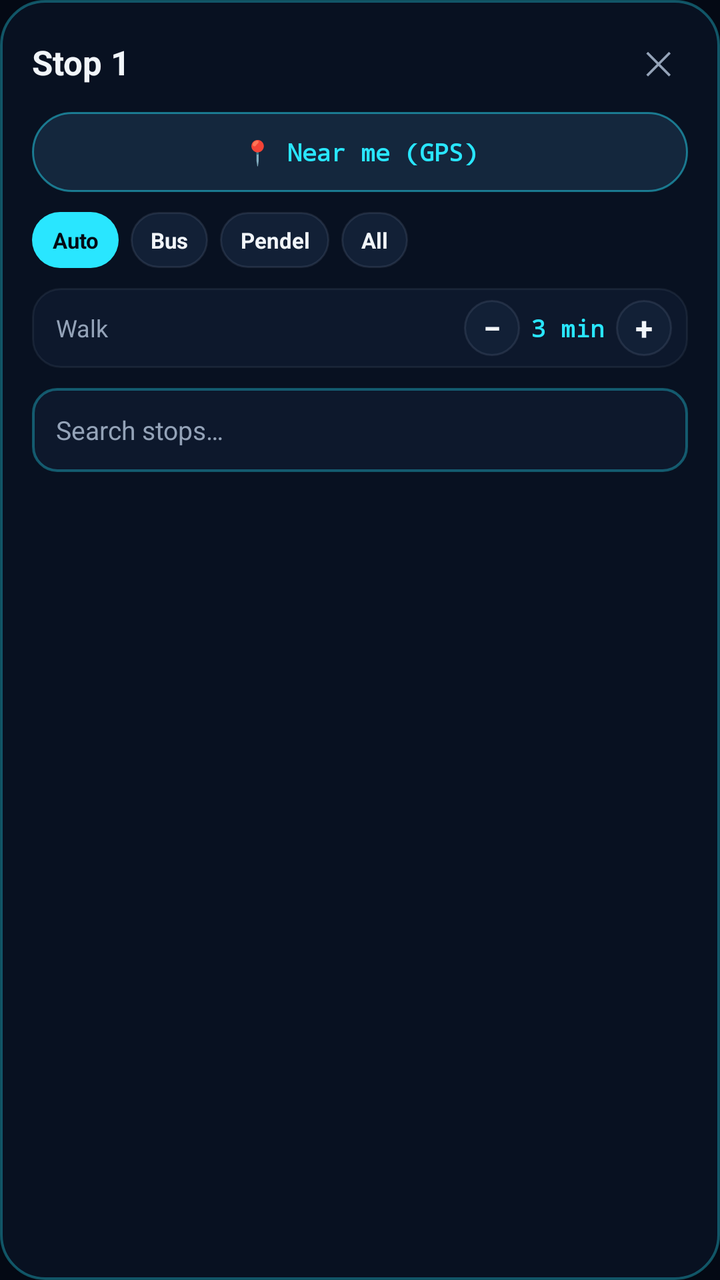
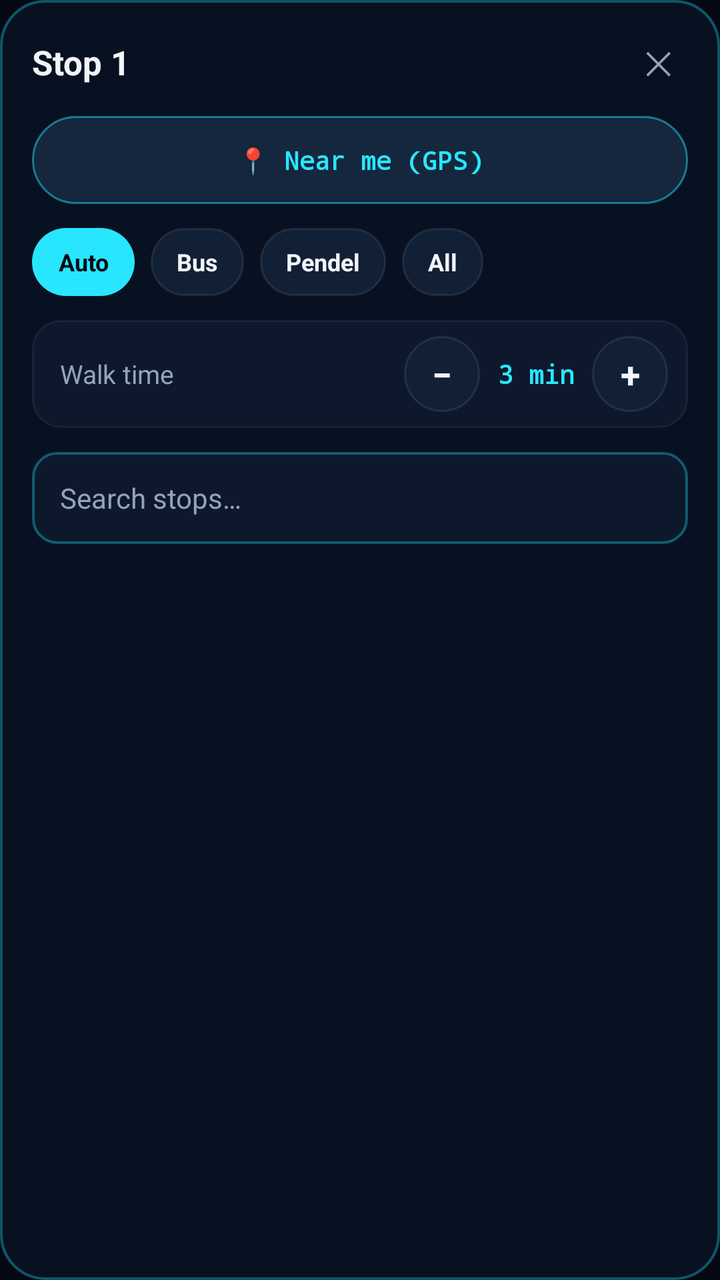

The first picture is an Android layout as it rendered before a commit; the second is the same layout after the commit. The layout source and the unified diff follow.
<!-- AndroidManifest.xml: application theme Theme.TRadar -->
<!-- res/layout/dialog_station_picker.xml -->
<?xml version="1.0" encoding="utf-8"?>
<LinearLayout xmlns:android="http://schemas.android.com/apk/res/android"
    android:layout_width="match_parent"
    android:layout_height="wrap_content"
    android:background="@drawable/dialog_card_bg"
    android:orientation="vertical"
    android:padding="16dp">

    <LinearLayout
        android:layout_width="match_parent"
        android:layout_height="wrap_content"
        android:gravity="center_vertical"
        android:orientation="horizontal">

        <TextView
            android:id="@+id/picker_title"
            android:layout_width="0dp"
            android:layout_height="wrap_content"
            android:layout_weight="1"
            android:text="Stop 1"
            android:textColor="@color/text_primary"
            android:textSize="17sp"
            android:textStyle="bold" />

        <TextView
            android:id="@+id/picker_remove"
            android:layout_width="wrap_content"
            android:layout_height="wrap_content"
            android:layout_marginEnd="10dp"
            android:fontFamily="monospace"
            android:padding="4dp"
            android:text="REMOVE"
            android:textColor="@color/rose_cancel"
            android:textSize="11sp"
            android:textStyle="bold"
            android:visibility="gone" />

        <TextView
            android:id="@+id/picker_close"
            android:layout_width="30dp"
            android:layout_height="30dp"
            android:gravity="center"
            android:text="✕"
            android:textColor="@color/text_secondary"
            android:textSize="16sp" />
    </LinearLayout>

    
    <TextView
        android:id="@+id/pk_use_near_me"
        android:layout_width="match_parent"
        android:layout_height="40dp"
        android:layout_marginTop="10dp"
        android:background="@drawable/chip_radar_bg"
        android:fontFamily="monospace"
        android:gravity="center"
        android:text="📍 Near me (GPS)"
        android:textColor="@color/cyan_accent"
        android:textSize="12sp"
        android:textStyle="bold" />

    
    <LinearLayout
        android:layout_width="match_parent"
        android:layout_height="wrap_content"
        android:layout_marginTop="10dp"
        android:orientation="horizontal">

        <TextView
            android:id="@+id/pk_auto"
            android:layout_width="wrap_content"
            android:layout_height="28dp"
            android:layout_marginEnd="6dp"
            android:background="@drawable/chip_active"
            android:gravity="center"
            android:paddingStart="10dp"
            android:paddingEnd="10dp"
            android:text="Auto"
            android:textColor="@color/bg_dark"
            android:textSize="11sp"
            android:textStyle="bold" />

        <TextView
            android:id="@+id/pk_bus"
            android:layout_width="wrap_content"
            android:layout_height="28dp"
            android:layout_marginEnd="6dp"
            android:background="@drawable/chip_idle"
            android:gravity="center"
            android:paddingStart="10dp"
            android:paddingEnd="10dp"
            android:text="Bus"
            android:textColor="@color/text_primary"
            android:textSize="11sp"
            android:textStyle="bold" />

        <TextView
            android:id="@+id/pk_pendel"
            android:layout_width="wrap_content"
            android:layout_height="28dp"
            android:layout_marginEnd="6dp"
            android:background="@drawable/chip_idle"
            android:gravity="center"
            android:paddingStart="10dp"
            android:paddingEnd="10dp"
            android:text="Pendel"
            android:textColor="@color/text_primary"
            android:textSize="11sp"
            android:textStyle="bold" />

        <TextView
            android:id="@+id/pk_all"
            android:layout_width="wrap_content"
            android:layout_height="28dp"
            android:background="@drawable/chip_idle"
            android:gravity="center"
            android:paddingStart="10dp"
            android:paddingEnd="10dp"
            android:text="All"
            android:textColor="@color/text_primary"
            android:textSize="11sp"
            android:textStyle="bold" />
    </LinearLayout>

    
    <LinearLayout
        android:layout_width="match_parent"
        android:layout_height="wrap_content"
        android:layout_marginTop="10dp"
        android:background="@drawable/app_row_bg"
        android:gravity="center_vertical"
        android:orientation="horizontal"
        android:paddingStart="12dp"
        android:paddingTop="6dp"
        android:paddingEnd="8dp"
        android:paddingBottom="6dp">

        <TextView
            android:layout_width="0dp"
            android:layout_height="wrap_content"
            android:layout_weight="1"
            android:text="Walk"
            android:textColor="@color/text_secondary"
            android:textSize="12sp" />

        <TextView
            android:id="@+id/pk_walk_minus"
            android:layout_width="28dp"
            android:layout_height="28dp"
            android:background="@drawable/chip_idle"
            android:gravity="center"
            android:text="−"
            android:textColor="@color/text_primary"
            android:textSize="16sp"
            android:textStyle="bold" />

        <TextView
            android:id="@+id/pk_walk_val"
            android:layout_width="48dp"
            android:layout_height="wrap_content"
            android:fontFamily="monospace"
            android:gravity="center"
            android:text="3 min"
            android:textColor="@color/cyan_accent"
            android:textSize="12sp"
            android:textStyle="bold" />

        <TextView
            android:id="@+id/pk_walk_plus"
            android:layout_width="28dp"
            android:layout_height="28dp"
            android:background="@drawable/chip_idle"
            android:gravity="center"
            android:text="+"
            android:textColor="@color/text_primary"
            android:textSize="16sp"
            android:textStyle="bold" />
    </LinearLayout>

    <EditText
        android:id="@+id/picker_search"
        android:layout_width="match_parent"
        android:layout_height="42dp"
        android:layout_marginTop="10dp"
        android:background="@drawable/input_bg"
        android:hint="Search stops…"
        android:imeOptions="actionSearch"
        android:inputType="text"
        android:maxLines="1"
        android:paddingStart="12dp"
        android:paddingEnd="12dp"
        android:textColor="@color/text_primary"
        android:textColorHint="@color/text_secondary"
        android:textSize="13sp" />

    <ListView
        android:id="@+id/picker_list"
        android:layout_width="match_parent"
        android:layout_height="240dp"
        android:layout_marginTop="10dp"
        android:divider="@android:color/transparent"
        android:dividerHeight="6dp" />

</LinearLayout>
<!-- resources referenced by this layout -->
<resources>
  <color name="bg_dark">#040914</color>
  <color name="cyan_accent">#29E6FF</color>
  <color name="rose_cancel">#FB7185</color>
  <color name="text_primary">#F1F5F9</color>
  <color name="text_secondary">#94A3B8</color>
  <!-- drawable app_row_bg (drawable) -->
  <?xml version="1.0" encoding="utf-8"?>
  <shape xmlns:android="http://schemas.android.com/apk/res/android"
      android:shape="rectangle">
      <solid android:color="#0D182C" />
      <stroke android:width="1dp" android:color="#1A94A3B8" />
      <corners android:radius="14dp" />
  </shape>
  <!-- drawable chip_active (drawable) -->
  <?xml version="1.0" encoding="utf-8"?>
  <shape xmlns:android="http://schemas.android.com/apk/res/android"
      android:shape="rectangle">
      <solid android:color="#29E6FF" />
      <corners android:radius="999dp" />
  </shape>
  <!-- drawable chip_idle (drawable) -->
  <?xml version="1.0" encoding="utf-8"?>
  <shape xmlns:android="http://schemas.android.com/apk/res/android"
      android:shape="rectangle">
      <solid android:color="#122036" />
      <stroke android:width="1dp" android:color="#2694A3B8" />
      <corners android:radius="999dp" />
  </shape>
  <!-- drawable chip_radar_bg (drawable) -->
  <?xml version="1.0" encoding="utf-8"?>
  <shape xmlns:android="http://schemas.android.com/apk/res/android"
      android:shape="rectangle">
      <solid android:color="#14273D" />
      <stroke android:width="1dp" android:color="#7729E6FF" />
      <corners android:radius="999dp" />
  </shape>
  <!-- drawable dialog_card_bg (drawable) -->
  <?xml version="1.0" encoding="utf-8"?>
  <shape xmlns:android="http://schemas.android.com/apk/res/android"
      android:shape="rectangle">
      <solid android:color="#081121" />
      <stroke android:width="1.2dp" android:color="#5529E6FF" />
      <corners android:radius="22dp" />
  </shape>
  <!-- drawable input_bg (drawable) -->
  <?xml version="1.0" encoding="utf-8"?>
  <shape xmlns:android="http://schemas.android.com/apk/res/android"
      android:shape="rectangle">
      <solid android:color="#0D182C" />
      <stroke android:width="1.2dp" android:color="#5529E6FF" />
      <corners android:radius="12dp" />
  </shape>
  <style name="Theme.TRadar" parent="Theme.AppCompat.DayNight.NoActionBar">
          <item name="colorPrimary">@color/cyan_accent</item>
          <item name="colorPrimaryDark">@color/bg_dark</item>
          <item name="colorAccent">@color/cyan_accent</item>
          <item name="android:windowBackground">@color/bg_dark</item>
          <item name="android:statusBarColor">@color/bg_dark</item>
          <item name="android:navigationBarColor">@color/bg_dark</item>
      </style>
</resources>

<!-- the commit's change to res/layout/dialog_station_picker.xml (unified diff, before → after) -->
@@ -49,76 +49,76 @@
     <TextView
         android:id="@+id/pk_use_near_me"
         android:layout_width="match_parent"
-        android:layout_height="40dp"
-        android:layout_marginTop="10dp"
+        android:layout_height="44dp"
+        android:layout_marginTop="12dp"
         android:background="@drawable/chip_radar_bg"
         android:fontFamily="monospace"
         android:gravity="center"
         android:text="📍 Near me (GPS)"
         android:textColor="@color/cyan_accent"
-        android:textSize="12sp"
+        android:textSize="12.5sp"
         android:textStyle="bold" />
 
     
     <LinearLayout
         android:layout_width="match_parent"
         android:layout_height="wrap_content"
-        android:layout_marginTop="10dp"
+        android:layout_marginTop="12dp"
         android:orientation="horizontal">
 
         <TextView
             android:id="@+id/pk_auto"
             android:layout_width="wrap_content"
-            android:layout_height="28dp"
-            android:layout_marginEnd="6dp"
+            android:layout_height="34dp"
+            android:layout_marginEnd="8dp"
             android:background="@drawable/chip_active"
             android:gravity="center"
-            android:paddingStart="10dp"
-            android:paddingEnd="10dp"
+            android:paddingStart="13dp"
+            android:paddingEnd="13dp"
             android:text="Auto"
             android:textColor="@color/bg_dark"
-            android:textSize="11sp"
+            android:textSize="12sp"
             android:textStyle="bold" />
 
         <TextView
             android:id="@+id/pk_bus"
             android:layout_width="wrap_content"
-            android:layout_height="28dp"
-            android:layout_marginEnd="6dp"
-            android:background="@drawable/chip_idle"
-            android:gravity="center"
-            android:paddingStart="10dp"
-            android:paddingEnd="10dp"
+            android:layout_height="34dp"
+            android:layout_marginEnd="8dp"
+            android:background="@drawable/chip_idle"
+            android:gravity="center"
+            android:paddingStart="13dp"
+            android:paddingEnd="13dp"
             android:text="Bus"
             android:textColor="@color/text_primary"
-            android:textSize="11sp"
+            android:textSize="12sp"
             android:textStyle="bold" />
 
         <TextView
             android:id="@+id/pk_pendel"
             android:layout_width="wrap_content"
-            android:layout_height="28dp"
-            android:layout_marginEnd="6dp"
-            android:background="@drawable/chip_idle"
-            android:gravity="center"
-            android:paddingStart="10dp"
-            android:paddingEnd="10dp"
+            android:layout_height="34dp"
+            android:layout_marginEnd="8dp"
+            android:background="@drawable/chip_idle"
+            android:gravity="center"
+            android:paddingStart="13dp"
+            android:paddingEnd="13dp"
             android:text="Pendel"
             android:textColor="@color/text_primary"
-            android:textSize="11sp"
+            android:textSize="12sp"
             android:textStyle="bold" />
 
         <TextView
             android:id="@+id/pk_all"
             android:layout_width="wrap_content"
-            android:layout_height="28dp"
-            android:background="@drawable/chip_idle"
-            android:gravity="center"
-            android:paddingStart="10dp"
-            android:paddingEnd="10dp"
+            android:layout_height="34dp"
+            android:background="@drawable/chip_idle"
+            android:gravity="center"
+            android:paddingStart="13dp"
+            android:paddingEnd="13dp"
             android:text="All"
             android:textColor="@color/text_primary"
-            android:textSize="11sp"
+            android:textSize="12sp"
             android:textStyle="bold" />
     </LinearLayout>
 
@@ -126,72 +126,72 @@
     <LinearLayout
         android:layout_width="match_parent"
         android:layout_height="wrap_content"
-        android:layout_marginTop="10dp"
+        android:layout_marginTop="12dp"
         android:background="@drawable/app_row_bg"
         android:gravity="center_vertical"
         android:orientation="horizontal"
-        android:paddingStart="12dp"
-        android:paddingTop="6dp"
-        android:paddingEnd="8dp"
-        android:paddingBottom="6dp">
+        android:paddingStart="14dp"
+        android:paddingTop="8dp"
+        android:paddingEnd="10dp"
+        android:paddingBottom="8dp">
 
         <TextView
             android:layout_width="0dp"
             android:layout_height="wrap_content"
             android:layout_weight="1"
-            android:text="Walk"
+            android:text="Walk time"
             android:textColor="@color/text_secondary"
-            android:textSize="12sp" />
+            android:textSize="13sp" />
 
         <TextView
             android:id="@+id/pk_walk_minus"
-            android:layout_width="28dp"
-            android:layout_height="28dp"
+            android:layout_width="38dp"
+            android:layout_height="38dp"
             android:background="@drawable/chip_idle"
             android:gravity="center"
             android:text="−"
             android:textColor="@color/text_primary"
-            android:textSize="16sp"
+            android:textSize="18sp"
             android:textStyle="bold" />
 
         <TextView
             android:id="@+id/pk_walk_val"
-            android:layout_width="48dp"
+            android:layout_width="56dp"
             android:layout_height="wrap_content"
             android:fontFamily="monospace"
             android:gravity="center"
             android:text="3 min"
             android:textColor="@color/cyan_accent"
-            android:textSize="12sp"
+            android:textSize="13sp"
             android:textStyle="bold" />
 
         <TextView
             android:id="@+id/pk_walk_plus"
-            android:layout_width="28dp"
-            android:layout_height="28dp"
+            android:layout_width="38dp"
+            android:layout_height="38dp"
             android:background="@drawable/chip_idle"
             android:gravity="center"
             android:text="+"
             android:textColor="@color/text_primary"
-            android:textSize="16sp"
+            android:textSize="18sp"
             android:textStyle="bold" />
     </LinearLayout>
 
     <EditText
         android:id="@+id/picker_search"
         android:layout_width="match_parent"
-        android:layout_height="42dp"
-        android:layout_marginTop="10dp"
+        android:layout_height="46dp"
+        android:layout_marginTop="12dp"
         android:background="@drawable/input_bg"
         android:hint="Search stops…"
         android:imeOptions="actionSearch"
         android:inputType="text"
         android:maxLines="1"
-        android:paddingStart="12dp"
-        android:paddingEnd="12dp"
+        android:paddingStart="14dp"
+        android:paddingEnd="14dp"
         android:textColor="@color/text_primary"
         android:textColorHint="@color/text_secondary"
-        android:textSize="13sp" />
+        android:textSize="14sp" />
 
     <ListView
         android:id="@+id/picker_list"
